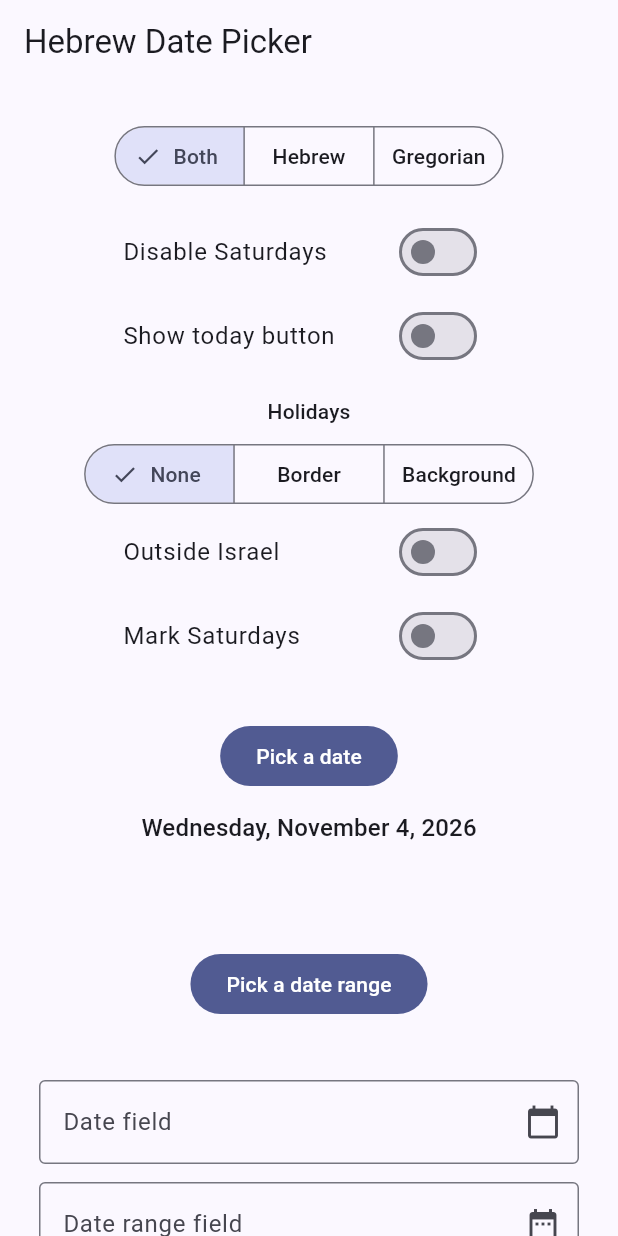
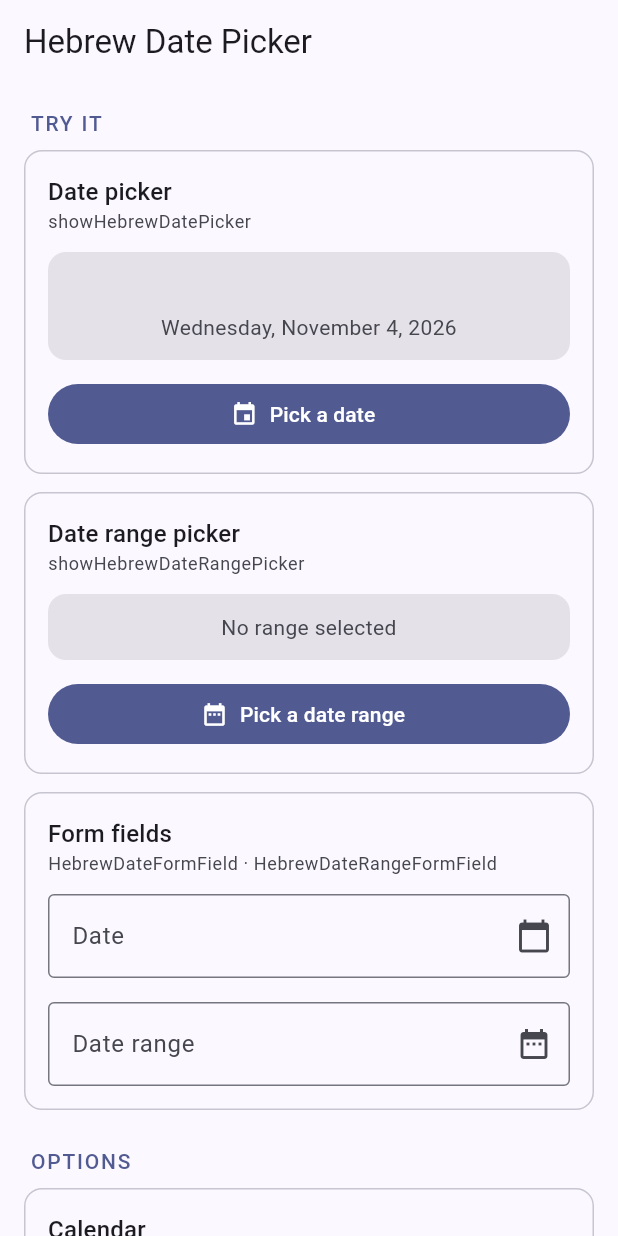
Before and after one commit to blimyp/hebrew_date_picker, a Flutter app: the screen it shows after launch, on a phone screen of 412 x 824 dp. Run offline on Flutter 3.47's test engine with Material 3 defaults, Android fonts, the phone set to English and light mode, and no system bars; our stand-ins replace table_calendar; missing offline and left inert: kosher_dart.

Commit message:
Reorganize the example into option and demo cards

```diff
--- a/example/lib/main.dart
+++ b/example/lib/main.dart
@@ -13,6 +13,7 @@ class ExampleApp extends StatelessWidget {
     return MaterialApp(
       title: 'Hebrew Date Picker',
       theme: ThemeData(colorSchemeSeed: Colors.indigo),
+      darkTheme: ThemeData(colorSchemeSeed: Colors.indigo, brightness: Brightness.dark),
       home: const ExamplePage(),
     );
   }
@@ -87,94 +88,105 @@ class _ExamplePageState extends State<ExamplePage> {
 
   @override
   Widget build(BuildContext context) {
-    final textTheme = Theme.of(context).textTheme;
-    final localizations = MaterialLocalizations.of(context);
-    final range = _range;
-    return Scaffold(
-      appBar: AppBar(title: const Text('Hebrew Date Picker')),
-      // Centered when the content fits, scrollable when it doesn't.
-      body: Center(
-        child: SingleChildScrollView(
-          padding: const EdgeInsets.symmetric(horizontal: 16, vertical: 24),
-          child: Column(
-            mainAxisSize: MainAxisSize.min,
+    final options = [
+      _Section(
+        title: 'Calendar',
+        description: 'Which dates each day shows.',
         children: [
-              SegmentedButton<CalendarMode>(
-                segments: const [
-                  ButtonSegment(value: CalendarMode.both, label: Text('Both')),
-                  ButtonSegment(value: CalendarMode.hebrew, label: Text('Hebrew')),
-                  ButtonSegment(value: CalendarMode.gregorian, label: Text('Gregorian')),
+          _Segments<CalendarMode>(
+            values: CalendarMode.values,
+            labels: const {
+              CalendarMode.both: 'Both',
+              CalendarMode.hebrew: 'Hebrew',
+              CalendarMode.gregorian: 'Gregorian',
+            },
+            selected: _calendarMode,
+            onChanged: (mode) => setState(() => _calendarMode = mode),
+          ),
+          _SwitchTile(
+            title: 'Show today button',
+            parameter: 'showTodayButton',
+            value: _showTodayButton,
+            onChanged: (value) => setState(() => _showTodayButton = value),
+          ),
         ],
-                selected: {_calendarMode},
-                onSelectionChanged: (modes) => setState(() => _calendarMode = modes.first),
       ),
-              const SizedBox(height: 12),
-              SizedBox(
-                width: 280,
-                child: SwitchListTile(
-                  title: const Text('Disable Saturdays'),
+      _Section(
+        title: 'Saturdays',
+        children: [
+          _SwitchTile(
+            title: 'Disable Saturdays',
+            parameter: 'selectableDayPredicate',
             value: _disableSaturdays,
             onChanged: (value) => setState(() => _disableSaturdays = value),
           ),
+          _SwitchTile(
+            title: 'Mark Saturdays',
+            parameter: 'dayDecorationBuilder',
+            value: _markSaturdays,
+            onChanged: (value) => setState(() => _markSaturdays = value),
           ),
-              SizedBox(
-                width: 280,
-                child: SwitchListTile(
-                  title: const Text('Show today button'),
-                  value: _showTodayButton,
-                  onChanged: (value) => setState(() => _showTodayButton = value),
+        ],
       ),
+      _Section(
+        title: 'Holidays',
+        description: 'Marked with dayDecorationBuilder, like any other day.',
+        children: [
+          _Segments<_HolidayStyle>(
+            values: _HolidayStyle.values,
+            labels: {for (final style in _HolidayStyle.values) style: style.label},
+            selected: _holidayStyle,
+            onChanged: (style) => setState(() => _holidayStyle = style),
           ),
-              const SizedBox(height: 12),
-              Text('Holidays', style: textTheme.titleSmall),
-              const SizedBox(height: 8),
-              SegmentedButton<_HolidayStyle>(
-                segments: [
-                  for (final style in _HolidayStyle.values)
-                    ButtonSegment(value: style, label: Text(style.label)),
-                ],
-                selected: {_holidayStyle},
-                onSelectionChanged: (styles) => setState(() => _holidayStyle = styles.first),
-              ),
-              SizedBox(
-                width: 280,
-                child: SwitchListTile(
-                  title: const Text('Outside Israel'),
+          _SwitchTile(
+            title: 'Outside Israel',
+            parameter: 'yomTovLocation',
             value: _outsideIsrael,
             onChanged: (value) => setState(() => _outsideIsrael = value),
           ),
+        ],
       ),
-              SizedBox(
-                width: 280,
-                child: SwitchListTile(
-                  title: const Text('Mark Saturdays'),
-                  value: _markSaturdays,
-                  onChanged: (value) => setState(() => _markSaturdays = value),
+    ];
+
+    final localizations = MaterialLocalizations.of(context);
+    final range = _range;
+    final demos = [
+      _Section(
+        title: 'Date picker',
+        description: 'showHebrewDatePicker',
+        children: [
+          _Result(
+            hebrew: _date.getHebrewDateFormatted(),
+            gregorian: localizations.formatFullDate(_date),
           ),
+          _PickButton(icon: Icons.event, label: 'Pick a date', onPressed: _pickDate),
+        ],
       ),
-              const SizedBox(height: 28),
-              FilledButton(onPressed: _pickDate, child: const Text('Pick a date')),
-              const SizedBox(height: 12),
-              Text(localizations.formatFullDate(_date), style: textTheme.titleMedium),
-              Text(_date.getHebrewDateFormatted(), style: textTheme.titleLarge),
-              const SizedBox(height: 40),
-              FilledButton(onPressed: _pickRange, child: const Text('Pick a date range')),
-              if (range != null) ...[
-                const SizedBox(height: 12),
-                Text(
-                  '${localizations.formatMediumDate(range.start)} – '
+      _Section(
+        title: 'Date range picker',
+        description: 'showHebrewDateRangePicker',
+        children: [
+          if (range == null)
+            const _Result(gregorian: 'No range selected')
+          else
+            _Result(
+              hebrew: '${range.start.getHebrewDateFormatted()} – '
+                  '${range.end.getHebrewDateFormatted()}',
+              gregorian: '${localizations.formatMediumDate(range.start)} – '
                   '${localizations.formatMediumDate(range.end)}',
-                  style: textTheme.titleMedium,
             ),
-                Text(
-                  '${range.start.getHebrewDateFormatted()} – ${range.end.getHebrewDateFormatted()}',
-                  style: textTheme.titleLarge,
+          _PickButton(icon: Icons.date_range, label: 'Pick a date range', onPressed: _pickRange),
+        ],
       ),
-              ],
-              const SizedBox(height: 40),
-              SizedBox(
-                width: 360,
-                child: HebrewDateFormField(
+      _Section(
+        title: 'Form fields',
+        description: 'HebrewDateFormField · HebrewDateRangeFormField',
+        children: [
+          Padding(
+            padding: const EdgeInsets.symmetric(horizontal: 16),
+            child: Column(
+              children: [
+                HebrewDateFormField(
                   firstDate: DateTime(2020),
                   lastDate: DateTime(2035),
                   selectableDayPredicate: _isSelectable,
@@ -183,16 +195,13 @@ class _ExamplePageState extends State<ExamplePage> {
                   yomTovLocation: _yomTovLocation,
                   calendarMode: _calendarMode,
                   decoration: const InputDecoration(
-                    labelText: 'Date field',
+                    labelText: 'Date',
                     suffixIcon: Icon(Icons.calendar_today),
                     border: OutlineInputBorder(),
                   ),
                 ),
-              ),
-              const SizedBox(height: 12),
-              SizedBox(
-                width: 360,
-                child: HebrewDateRangeFormField(
+                const SizedBox(height: 16),
+                HebrewDateRangeFormField(
                   firstDate: DateTime(2020),
                   lastDate: DateTime(2035),
                   selectableDayPredicate: _isSelectable,
@@ -201,16 +210,234 @@ class _ExamplePageState extends State<ExamplePage> {
                   yomTovLocation: _yomTovLocation,
                   calendarMode: _calendarMode,
                   decoration: const InputDecoration(
-                    labelText: 'Date range field',
+                    labelText: 'Date range',
                     suffixIcon: Icon(Icons.date_range),
                     border: OutlineInputBorder(),
-                  ),
                   ),
                 ),
               ],
             ),
           ),
+        ],
       ),
+    ];
+
+    return Scaffold(
+      appBar: AppBar(title: const Text('Hebrew Date Picker')),
+      body: LayoutBuilder(
+        builder: (context, constraints) {
+          // The options beside the demos on wide screens, below them on narrow ones.
+          final bool wide = constraints.maxWidth >= 840;
+          return SingleChildScrollView(
+            padding: const EdgeInsets.all(16),
+            child: Center(
+              child: ConstrainedBox(
+                constraints: BoxConstraints(maxWidth: wide ? 1000 : 560),
+                child: wide
+                    ? Row(
+                        crossAxisAlignment: CrossAxisAlignment.start,
+                        children: [
+                          Expanded(child: _Group(title: 'Try it', children: demos)),
+                          const SizedBox(width: 24),
+                          Expanded(child: _Group(title: 'Options', children: options)),
+                        ],
+                      )
+                    : Column(
+                        children: [
+                          _Group(title: 'Try it', children: demos),
+                          const SizedBox(height: 24),
+                          _Group(title: 'Options', children: options),
+                        ],
+                      ),
+              ),
+            ),
+          );
+        },
+      ),
+    );
+  }
+}
+
+/// A titled column of sections.
+class _Group extends StatelessWidget {
+  const _Group({required this.title, required this.children});
+
+  final String title;
+  final List<Widget> children;
+
+  @override
+  Widget build(BuildContext context) {
+    final theme = Theme.of(context);
+    return Column(
+      crossAxisAlignment: CrossAxisAlignment.stretch,
+      children: [
+        Padding(
+          padding: const EdgeInsets.fromLTRB(4, 0, 4, 8),
+          child: Text(
+            title.toUpperCase(),
+            style: theme.textTheme.labelLarge
+                ?.copyWith(color: theme.colorScheme.primary, letterSpacing: 1.2),
+          ),
+        ),
+        for (final (index, child) in children.indexed) ...[
+          if (index > 0) const SizedBox(height: 12),
+          child,
+        ],
+      ],
+    );
+  }
+}
+
+/// A card with a title, an optional description and its content.
+class _Section extends StatelessWidget {
+  const _Section({required this.title, this.description, required this.children});
+
+  final String title;
+  final String? description;
+  final List<Widget> children;
+
+  @override
+  Widget build(BuildContext context) {
+    final theme = Theme.of(context);
+    final description = this.description;
+    return Card.outlined(
+      margin: EdgeInsets.zero,
+      child: Padding(
+        padding: const EdgeInsets.symmetric(vertical: 16),
+        child: Column(
+          crossAxisAlignment: CrossAxisAlignment.stretch,
+          children: [
+            Padding(
+              padding: const EdgeInsets.fromLTRB(16, 0, 16, 12),
+              child: Column(
+                crossAxisAlignment: CrossAxisAlignment.start,
+                children: [
+                  Text(title, style: theme.textTheme.titleMedium),
+                  if (description != null)
+                    Text(
+                      description,
+                      style: theme.textTheme.bodySmall
+                          ?.copyWith(color: theme.colorScheme.onSurfaceVariant),
+                    ),
+                ],
+              ),
+            ),
+            ...children,
+          ],
+        ),
+      ),
+    );
+  }
+}
+
+/// A full-width segmented button with one choice selected.
+class _Segments<T> extends StatelessWidget {
+  const _Segments({
+    required this.values,
+    required this.labels,
+    required this.selected,
+    required this.onChanged,
+  });
+
+  final List<T> values;
+  final Map<T, String> labels;
+  final T selected;
+  final ValueChanged<T> onChanged;
+
+  @override
+  Widget build(BuildContext context) {
+    return Padding(
+      padding: const EdgeInsets.fromLTRB(16, 0, 16, 8),
+      child: SegmentedButton<T>(
+        expandedInsets: EdgeInsets.zero,
+        showSelectedIcon: false,
+        segments: [
+          for (final value in values) ButtonSegment(value: value, label: Text(labels[value]!)),
+        ],
+        selected: {selected},
+        onSelectionChanged: (values) => onChanged(values.first),
+      ),
+    );
+  }
+}
+
+/// A switch labelled with the picker parameter it drives.
+class _SwitchTile extends StatelessWidget {
+  const _SwitchTile({
+    required this.title,
+    required this.parameter,
+    required this.value,
+    required this.onChanged,
+  });
+
+  final String title;
+  final String parameter;
+  final bool value;
+  final ValueChanged<bool> onChanged;
+
+  @override
+  Widget build(BuildContext context) {
+    final theme = Theme.of(context);
+    return SwitchListTile(
+      title: Text(title),
+      subtitle: Text(
+        parameter,
+        style: theme.textTheme.bodySmall?.copyWith(
+          fontFamily: 'monospace',
+          color: theme.colorScheme.onSurfaceVariant,
+        ),
+      ),
+      value: value,
+      onChanged: onChanged,
+    );
+  }
+}
+
+/// The picked value in both calendars.
+class _Result extends StatelessWidget {
+  const _Result({this.hebrew, required this.gregorian});
+
+  final String? hebrew;
+  final String gregorian;
+
+  @override
+  Widget build(BuildContext context) {
+    final theme = Theme.of(context);
+    final hebrew = this.hebrew;
+    return Container(
+      margin: const EdgeInsets.symmetric(horizontal: 16),
+      padding: const EdgeInsets.symmetric(horizontal: 16, vertical: 12),
+      decoration: BoxDecoration(
+        color: theme.colorScheme.surfaceContainerHighest,
+        borderRadius: BorderRadius.circular(12),
+      ),
+      child: Column(
+        children: [
+          if (hebrew != null)
+            Text(hebrew, style: theme.textTheme.titleLarge, textAlign: TextAlign.center),
+          Text(
+            gregorian,
+            style: theme.textTheme.bodyMedium?.copyWith(color: theme.colorScheme.onSurfaceVariant),
+            textAlign: TextAlign.center,
+          ),
+        ],
+      ),
+    );
+  }
+}
+
+class _PickButton extends StatelessWidget {
+  const _PickButton({required this.icon, required this.label, required this.onPressed});
+
+  final IconData icon;
+  final String label;
+  final VoidCallback onPressed;
+
+  @override
+  Widget build(BuildContext context) {
+    return Padding(
+      padding: const EdgeInsets.fromLTRB(16, 12, 16, 0),
+      child: FilledButton.icon(onPressed: onPressed, icon: Icon(icon), label: Text(label)),
     );
   }
 }
```
Lines whose indentation alone changed are shown as unchanged.
